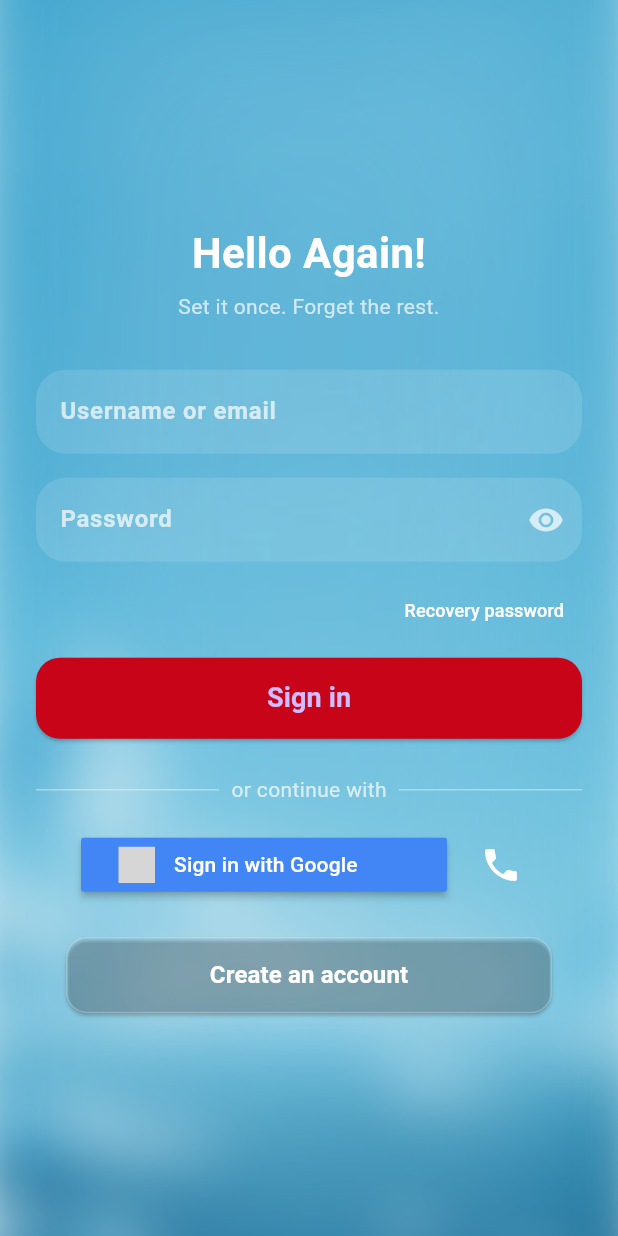
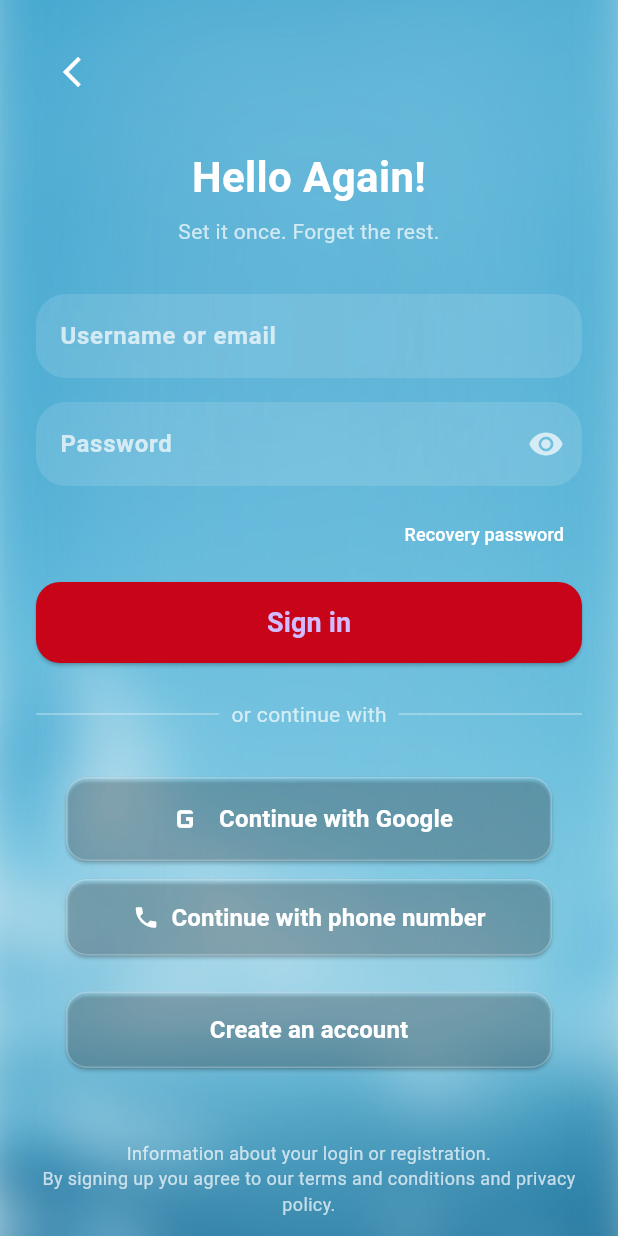
Before and after one commit to OBAlbert/cadeli, a Flutter app: the screen it shows after launch, after a tap on "Sign in", on a phone screen of 412 x 824 dp. Run offline on Flutter 3.47's test engine with Material 3 defaults, Android fonts, the light colour scheme and no system bars; our stand-ins replace cloud_firestore, firebase_auth, firebase_core, flutter_signin_button, google_sign_in; accounts and stored records are empty; grey boxes are pictures that could not be loaded.

Commit message:
Stable post login clean

```diff
--- a/lib/screens/login_page.dart
+++ b/lib/screens/login_page.dart
@@ -225,6 +225,15 @@ class _LoginPageState extends State<LoginPage> {
                   //   ),
                   // ],
               children: [
+                Align(
+                  alignment: Alignment.centerLeft,
+                  child: IconButton(
+                    icon: const Icon(Icons.arrow_back_ios_new, color: Colors.white),
+                    onPressed: () => Navigator.pop(context),
+                  ),
+                ),
+                const SizedBox(height: 10),
+
                 const SizedBox(height: 16),
 
                 const Text(
@@ -293,21 +302,63 @@ class _LoginPageState extends State<LoginPage> {
 
                 const SizedBox(height: 16),
 
-                Row(
-                  mainAxisAlignment: MainAxisAlignment.center,
-                  children: [
-                    SignInButton(
-                      Buttons.GoogleDark,
-                      padding: const EdgeInsets.symmetric(horizontal: 12),
-                      onPressed: loginWithGoogle,
+                // Row(
+                //   mainAxisAlignment: MainAxisAlignment.center,
+                //   children: [
+                //     SignInButton(
+                //       Buttons.GoogleDark,
+                //       padding: const EdgeInsets.symmetric(horizontal: 12),
+                //       onPressed: loginWithGoogle,
+                //     ),
+                //     const SizedBox(width: 12),
+                //     IconButton(
+                //       icon: const Icon(Icons.phone, size: 28, color: Colors.white),
+                //       onPressed: () => setState(() => _showPhoneField = !_showPhoneField),
+                //     ),
+                //   ],
+                // ),
+                const SizedBox(height: 16),
+
+                // Google Sign-In styled button
+                Padding(
+                  padding: const EdgeInsets.symmetric(horizontal: 20),
+                  child: ElevatedButton.icon(
+                    icon: const Icon(Icons.g_mobiledata, color: Colors.white, size: 28),
+                    label: const Text(
+                      "Continue with Google",
+                      style: TextStyle(fontSize: 16, fontWeight: FontWeight.w600, color: Colors.white),
                     ),
-                    const SizedBox(width: 12),
-                    IconButton(
-                      icon: const Icon(Icons.phone, size: 28, color: Colors.white),
-                      onPressed: () => setState(() => _showPhoneField = !_showPhoneField),
+                    onPressed: loginWithGoogle,
+                    style: ElevatedButton.styleFrom(
+                      backgroundColor: Colors.white.withOpacity(0.05),
+                      side: const BorderSide(color: Colors.white24),
+                      padding: const EdgeInsets.symmetric(vertical: 14),
+                      shape: RoundedRectangleBorder(borderRadius: BorderRadius.circular(14)),
                     ),
-                  ],
+                  ),
                 ),
+
+                const SizedBox(height: 12),
+
+                // Phone Sign-In styled button
+                Padding(
+                  padding: const EdgeInsets.symmetric(horizontal: 20),
+                  child: ElevatedButton.icon(
+                    icon: const Icon(Icons.phone, color: Colors.white),
+                    label: const Text(
+                      "Continue with phone number",
+                      style: TextStyle(fontSize: 16, fontWeight: FontWeight.w600, color: Colors.white),
+                    ),
+                    onPressed: () => setState(() => _showPhoneField = !_showPhoneField),
+                    style: ElevatedButton.styleFrom(
+                      backgroundColor: Colors.white.withOpacity(0.05),
+                      side: const BorderSide(color: Colors.white24),
+                      padding: const EdgeInsets.symmetric(vertical: 14),
+                      shape: RoundedRectangleBorder(borderRadius: BorderRadius.circular(14)),
+                    ),
+                  ),
+                ),
+
 
                 if (_showPhoneField) ...[
                   const SizedBox(height: 16),
@@ -352,23 +403,20 @@ class _LoginPageState extends State<LoginPage> {
                 ),
 
 
-                // Row(
-                //   mainAxisAlignment: MainAxisAlignment.center,
-                //   children: [
-                //     const Text("Not a member? ", style: TextStyle(color: Colors.white)),
-                //     GestureDetector(
-                //       onTap: () {
-                //         Navigator.push(context, MaterialPageRoute(builder: (_) => const RegisterPage()));
-                //       },
-                //       child: const Text(
-                //         "Register now",
-                //         style: TextStyle(fontWeight: FontWeight.bold, color: Colors.purpleAccent),
-                //       ),
-                //     ),
-                //   ],
-                // ),
+                const SizedBox(height: 16),
 
-                const SizedBox(height: 16),
+                const Padding(
+                  padding: EdgeInsets.only(top: 32),
+                  child: Text(
+                    "Information about your login or registration.\nBy signing up you agree to our terms and conditions and privacy policy.",
+                    textAlign: TextAlign.center,
+                    style: TextStyle(
+                      fontSize: 12,
+                      color: Colors.white70,
+                    ),
+                  ),
+                ),
+
               ],
 
             ),
```
